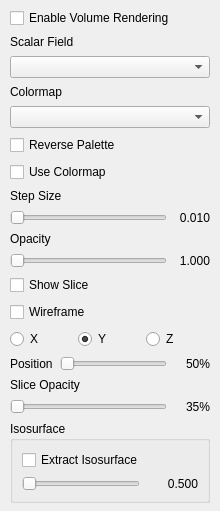
The window that src/ui/volume_page.ui (thermeng/SciRender) describes before a commit, drawn with Qt 5.
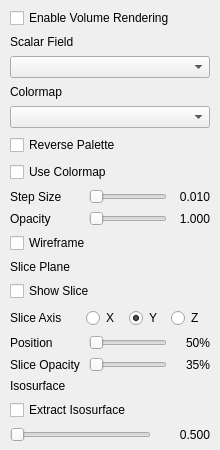
The same window after the commit.

Commit message: ui: consistency for volume & streamline page

Patch:
```diff
--- a/src/ui/volume_page.ui
+++ b/src/ui/volume_page.ui
@@ -52,7 +52,8 @@
        <number>0</number>
       </property>
       <item>
-       <widget class="QLabel" name="volumeFieldHeader"><property name="text">
+       <widget class="QLabel" name="volumeFieldHeader">
+        <property name="text">
          <string>Scalar Field</string>
         </property>
        </widget>
@@ -61,7 +62,8 @@
        <widget class="QComboBox" name="volumeFieldCombo"/>
       </item>
       <item>
-       <widget class="QLabel" name="volumePaletteHeader"><property name="text">
+       <widget class="QLabel" name="volumePaletteHeader">
+        <property name="text">
          <string>Colormap</string>
         </property>
        </widget>
@@ -83,14 +85,30 @@
          </property>
         </widget>
        </item>
-      <item>
-       <widget class="QLabel" name="stepHeader"><property name="text">
-         <string>Step Size</string>
-        </property>
-       </widget>
-      </item>
       <item>
        <layout class="QHBoxLayout" name="stepRow">
+        <item>
+         <widget class="QLabel" name="stepLabel">
+          <property name="minimumSize">
+           <size>
+            <width>72</width>
+            <height>0</height>
+           </size>
+          </property>
+          <property name="maximumSize">
+           <size>
+            <width>72</width>
+            <height>16777215</height>
+           </size>
+          </property>
+          <property name="text">
+           <string>Step Size</string>
+          </property>
+          <property name="alignment">
+           <set>Qt::AlignmentFlag::AlignLeading|Qt::AlignmentFlag::AlignLeft|Qt::AlignmentFlag::AlignVCenter</set>
+          </property>
+         </widget>
+        </item>
         <item>
          <widget class="QSlider" name="stepSlider">
           <property name="orientation">
@@ -111,7 +129,8 @@
             <width>36</width>
             <height>16777215</height>
            </size>
-          </property><property name="text">
+          </property>
+          <property name="text">
            <string>0.010</string>
           </property>
           <property name="alignment">
@@ -121,14 +140,30 @@
         </item>
        </layout>
       </item>
-      <item>
-       <widget class="QLabel" name="opacityHeader"><property name="text">
-         <string>Opacity</string>
-        </property>
-       </widget>
-      </item>
       <item>
        <layout class="QHBoxLayout" name="opacityRow">
+        <item>
+         <widget class="QLabel" name="opacityLabel">
+          <property name="minimumSize">
+           <size>
+            <width>72</width>
+            <height>0</height>
+           </size>
+          </property>
+          <property name="maximumSize">
+           <size>
+            <width>72</width>
+            <height>16777215</height>
+           </size>
+          </property>
+          <property name="text">
+           <string>Opacity</string>
+          </property>
+          <property name="alignment">
+           <set>Qt::AlignmentFlag::AlignLeading|Qt::AlignmentFlag::AlignLeft|Qt::AlignmentFlag::AlignVCenter</set>
+          </property>
+         </widget>
+        </item>
         <item>
          <widget class="QSlider" name="opacitySlider">
           <property name="orientation">
@@ -149,7 +184,8 @@
             <width>36</width>
             <height>16777215</height>
            </size>
-          </property><property name="text">
+          </property>
+          <property name="text">
            <string>1.000</string>
           </property>
           <property name="alignment">
@@ -159,13 +195,6 @@
         </item>
        </layout>
        </item>
-       <item>
-        <widget class="QCheckBox" name="volumeSliceShowCb">
-         <property name="text">
-          <string>Show Slice</string>
-         </property>
-        </widget>
-       </item>
        <item>
         <widget class="QCheckBox" name="volumeWireframeCb">
          <property name="text">
@@ -173,6 +202,20 @@
          </property>
         </widget>
        </item>
+      <item>
+       <widget class="QLabel" name="slicePlaneHeader">
+        <property name="text">
+         <string>Slice Plane</string>
+        </property>
+       </widget>
+      </item>
+      <item>
+       <widget class="QCheckBox" name="volumeSliceShowCb">
+        <property name="text">
+         <string>Show Slice</string>
+        </property>
+       </widget>
+      </item>
        <item>
         <widget class="QWidget" name="sliceAxisWidget" native="true">
          <layout class="QHBoxLayout" name="sliceAxisLayout">
@@ -191,6 +234,28 @@
           <property name="bottomMargin">
            <number>0</number>
           </property>
+         <item>
+          <widget class="QLabel" name="sliceAxisLabel">
+           <property name="minimumSize">
+            <size>
+             <width>72</width>
+             <height>0</height>
+            </size>
+           </property>
+           <property name="maximumSize">
+            <size>
+             <width>72</width>
+             <height>16777215</height>
+            </size>
+           </property>
+           <property name="text">
+            <string>Slice Axis</string>
+           </property>
+           <property name="alignment">
+            <set>Qt::AlignmentFlag::AlignLeading|Qt::AlignmentFlag::AlignLeft|Qt::AlignmentFlag::AlignVCenter</set>
+           </property>
+          </widget>
+         </item>
           <item>
            <widget class="QRadioButton" name="sliceAxisX">
             <property name="text">
@@ -227,9 +292,25 @@
        <item>
         <layout class="QHBoxLayout" name="slicePosRow">
          <item>
-          <widget class="QLabel" name="slicePosHeader"><property name="text">
+         <widget class="QLabel" name="slicePosLabel">
+          <property name="minimumSize">
+           <size>
+            <width>72</width>
+            <height>0</height>
+           </size>
+          </property>
+          <property name="maximumSize">
+           <size>
+            <width>72</width>
+            <height>16777215</height>
+           </size>
+          </property>
+          <property name="text">
             <string>Position</string>
            </property>
+          <property name="alignment">
+           <set>Qt::AlignmentFlag::AlignLeading|Qt::AlignmentFlag::AlignLeft|Qt::AlignmentFlag::AlignVCenter</set>
+          </property>
           </widget>
          </item>
          <item>
@@ -252,7 +333,8 @@
              <width>36</width>
              <height>16777215</height>
             </size>
-           </property><property name="text">
+          </property>
+          <property name="text">
             <string>50%</string>
            </property>
            <property name="alignment">
@@ -262,14 +344,30 @@
          </item>
          </layout>
         </item>
-        <item>
-         <widget class="QLabel" name="sliceOpacityHeader"><property name="text">
-           <string>Slice Opacity</string>
-          </property>
-         </widget>
-        </item>
         <item>
          <layout class="QHBoxLayout" name="sliceOpacityRow">
+        <item>
+         <widget class="QLabel" name="sliceOpacityLabel">
+          <property name="minimumSize">
+           <size>
+            <width>72</width>
+            <height>0</height>
+           </size>
+          </property>
+          <property name="maximumSize">
+           <size>
+            <width>72</width>
+            <height>16777215</height>
+           </size>
+          </property>
+          <property name="text">
+           <string>Slice Opacity</string>
+          </property>
+          <property name="alignment">
+           <set>Qt::AlignmentFlag::AlignLeading|Qt::AlignmentFlag::AlignLeft|Qt::AlignmentFlag::AlignVCenter</set>
+          </property>
+         </widget>
+        </item>
           <item>
            <widget class="QSlider" name="sliceOpacitySlider">
             <property name="orientation">
@@ -290,7 +388,8 @@
               <width>36</width>
               <height>16777215</height>
              </size>
-            </property><property name="text">
+          </property>
+          <property name="text">
              <string>35%</string>
             </property>
             <property name="alignment">
@@ -301,11 +400,12 @@
          </layout>
         </item>
         <item>
-         <widget class="QGroupBox" name="isosurfaceGroup">
-          <property name="title">
+       <widget class="QLabel" name="isosurfaceHeader">
+        <property name="text">
            <string>Isosurface</string>
           </property>
-          <layout class="QVBoxLayout" name="isosurfaceLayout">
+       </widget>
+      </item>
            <item>
             <widget class="QCheckBox" name="isosurfaceEnableCb">
              <property name="text">
@@ -349,12 +449,8 @@
           </layout>
          </widget>
         </item>
-       </layout>
-      </widget>
-    </item>
     <item>
      <spacer name="volumeBottomSpacer">
-
      <property name="orientation">
       <enum>Qt::Orientation::Vertical</enum>
      </property>
```
Lines whose indentation alone changed are shown as unchanged. The commit also changes 2 other files.
